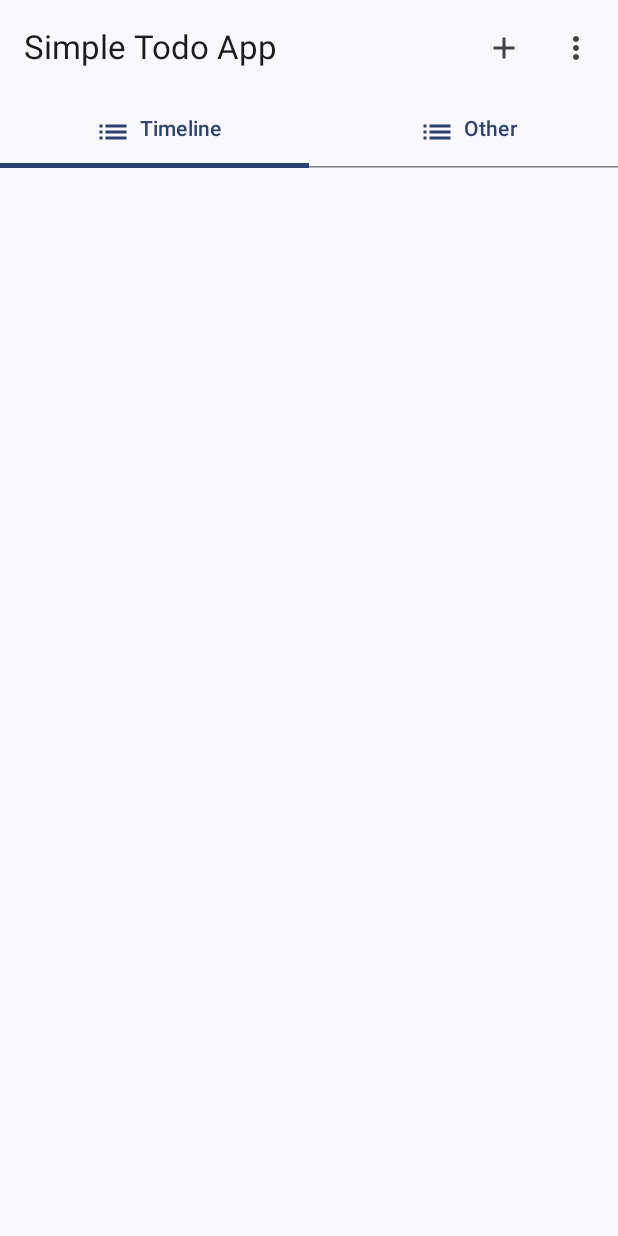
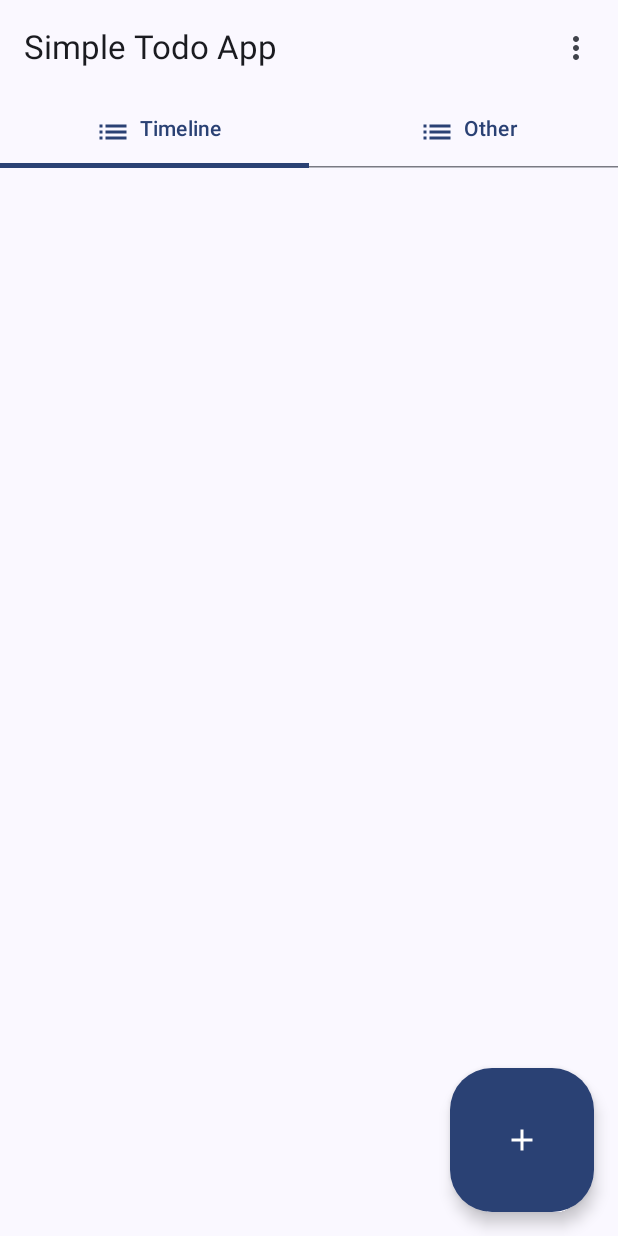
Before and after one commit to slaszu/android_todolist, an Android app built with Jetpack Compose: the screen it shows after launch (MainActivity), on a phone screen of 412 x 824 dp. Run offline under Robolectric (Android 15) with nearby library versions, the phone set to English and light mode, and no system bars; our stand-ins replace Dagger/Hilt's generated code, Room's generated code; 4 statements that could not run were skipped.

Commit message:
floating action buttton

```diff
--- a/app/src/main/java/pl/slaszu/todoapp/MainActivity.kt
+++ b/app/src/main/java/pl/slaszu/todoapp/MainActivity.kt
@@ -31,6 +31,7 @@ import pl.slaszu.todoapp.domain.reminder.ReminderPermission
 import pl.slaszu.todoapp.domain.reminder.ReminderRepeatService
 import pl.slaszu.todoapp.domain.utils.clearTime
 import pl.slaszu.todoapp.ui.element.form.TodoForm
+import pl.slaszu.todoapp.ui.element.list.TodoFloatingActionButton
 import pl.slaszu.todoapp.ui.element.list.TodoListScreen
 import pl.slaszu.todoapp.ui.element.list.TopBar
 import pl.slaszu.todoapp.ui.element.remiander.ReminderDialog
@@ -105,8 +106,16 @@ class MainActivity : ComponentActivity() {
                     topBar = {
                         TopBar(
                             navController = navController,
-                            onAddClick = { formViewModel.loadTodoItemToEditForm(0) },
                             onOptionClick = { navController.navigate(TodoAppSetting) }
+                        )
+                    },
+                    floatingActionButton = {
+                        TodoFloatingActionButton(
+                            navController = navController,
+                            onClick = {
+                                formViewModel.loadTodoItemToEditForm(0)
+                                navController.navigate(TodoAppRouteEditOrNewForm)
+                            }
                         )
                     }
                 ) { innerPadding ->
@@ -119,6 +128,7 @@ class MainActivity : ComponentActivity() {
                             startDestination = TodoAppRouteList
                         ) {
                             composable<TodoAppRouteList> {
+                                Column {
                                     TodoListScreen(
                                         generalItemList = todoList.filter {
                                             it.startDate == null
@@ -141,6 +151,7 @@ class MainActivity : ComponentActivity() {
                                         },
                                         onDelete = { item -> listViewModel.delete(item) },
                                     )
+                                }
                             }
                             composable<TodoAppRouteEditOrNewForm> {
                                 TodoForm(
@@ -178,6 +189,8 @@ class MainActivity : ComponentActivity() {
                             )
                         }
                     )
+
+
                 }
             }
         }
--- /dev/null
+++ b/app/src/main/java/pl/slaszu/todoapp/ui/element/list/TodoFloatingActionButton.kt
@@ -0,0 +1,33 @@
+package pl.slaszu.todoapp.ui.element.list
+
+import androidx.compose.material.icons.Icons
+import androidx.compose.material.icons.filled.Add
+import androidx.compose.material3.Icon
+import androidx.compose.material3.LargeFloatingActionButton
+import androidx.compose.material3.MaterialTheme
+import androidx.compose.runtime.Composable
+import androidx.compose.runtime.getValue
+import androidx.navigation.NavController
+import androidx.navigation.NavDestination.Companion.hasRoute
+import androidx.navigation.compose.currentBackStackEntryAsState
+import pl.slaszu.todoapp.ui.navigation.TodoAppRouteList
+
+@Composable
+fun TodoFloatingActionButton(
+    navController: NavController,
+    onClick: () -> Unit
+) {
+    val navBackStackEntry by navController.currentBackStackEntryAsState()
+    val isListRoute = navBackStackEntry?.destination?.hasRoute(TodoAppRouteList::class) ?: true;
+
+    if (!isListRoute) return
+
+    LargeFloatingActionButton(
+        onClick = {
+            onClick()
+        },
+        containerColor = MaterialTheme.colorScheme.primary
+    ) {
+        Icon(Icons.Filled.Add, "Floating action button.")
+    }
+}
--- a/app/src/main/java/pl/slaszu/todoapp/ui/element/list/TopBar.kt
+++ b/app/src/main/java/pl/slaszu/todoapp/ui/element/list/TopBar.kt
@@ -3,7 +3,6 @@ package pl.slaszu.todoapp.ui.element.list
 import android.annotation.SuppressLint
 import androidx.compose.material.icons.Icons
 import androidx.compose.material.icons.automirrored.filled.ArrowBack
-import androidx.compose.material.icons.filled.Add
 import androidx.compose.material.icons.filled.MoreVert
 import androidx.compose.material3.ExperimentalMaterial3Api
 import androidx.compose.material3.Icon
@@ -20,14 +19,12 @@ import androidx.navigation.NavDestination.Companion.hasRoute
 import androidx.navigation.compose.currentBackStackEntryAsState
 import androidx.navigation.compose.rememberNavController
 import pl.slaszu.todoapp.R
-import pl.slaszu.todoapp.ui.navigation.TodoAppRouteEditOrNewForm
 import pl.slaszu.todoapp.ui.navigation.TodoAppRouteList
 
 @OptIn(ExperimentalMaterial3Api::class)
 @Composable
 fun TopBar(
     navController: NavController,
-    onAddClick: () -> Unit,
     onOptionClick: () -> Unit
 
 ) {
@@ -40,18 +37,6 @@ fun TopBar(
         },
         actions = {
             if (!isListRoute) return@TopAppBar
-
-            IconButton(
-                onClick = {
-                    onAddClick()
-                    navController.navigate(TodoAppRouteEditOrNewForm)
-                }
-            ) {
-                Icon(
-                    Icons.Filled.Add,
-                    contentDescription = "Add new"
-                )
-            }
 
             IconButton(
                 onClick = { onOptionClick() }
@@ -88,7 +73,6 @@ fun TopBarPreview() {
         topBar = {
             TopBar(
                 navController = rememberNavController(),
-                onAddClick = {},
                 onOptionClick = {}
             )
         }
```
Lines whose indentation alone changed are shown as unchanged.
